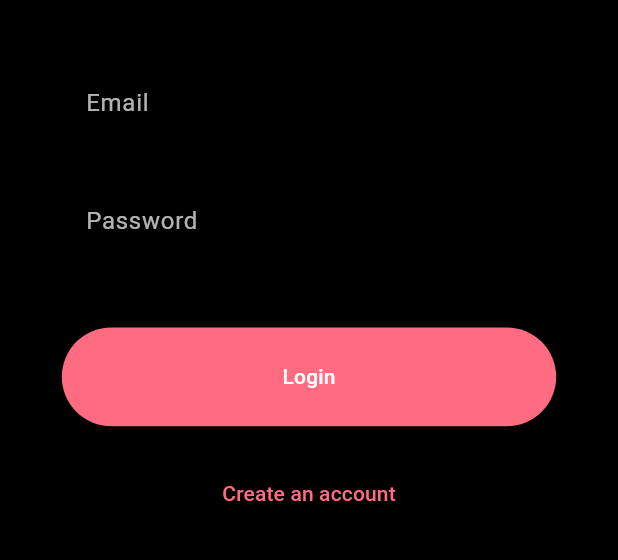
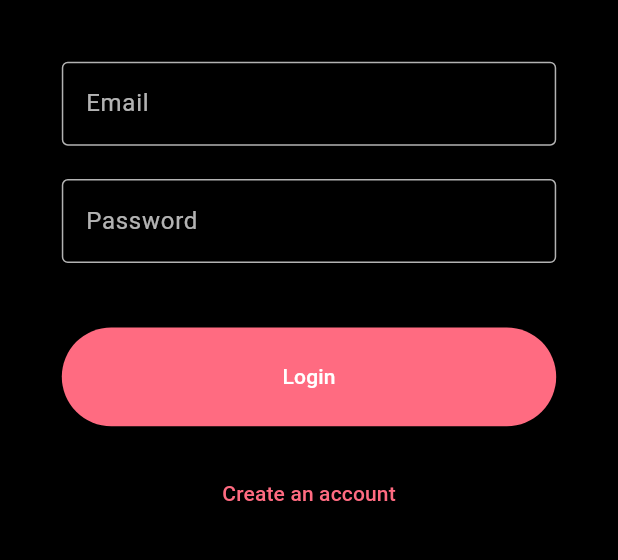
Before and after one commit to KrzysKond/jimbro-mobile, a Flutter app: the screen it shows after launch, after a tap on "Login", after a tap on "Create an account", after a tap on "Already have an account? Login", on a phone screen of 412 x 824 dp, the part 313-873 px from its top. Run offline on Flutter 3.47's test engine with Material 3 defaults, Android fonts, the phone set to English and light mode, and no system bars; our stand-ins replace easy_date_timeline, flutter_secure_storage, image_picker; network calls fail.

Commit message:
quick fixes UI

```diff
--- a/lib/auth_screens/login_screen.dart
+++ b/lib/auth_screens/login_screen.dart
@@ -3,7 +3,6 @@ import 'package:jimbro_mobile/routes.dart';
 import '../service/auth_service.dart';
 
 class LoginScreen extends StatefulWidget {
-
   const LoginScreen({super.key});
 
   @override
@@ -13,7 +12,8 @@ class LoginScreen extends StatefulWidget {
 class _LoginScreenState extends State<LoginScreen> {
   final TextEditingController _emailController = TextEditingController();
   final TextEditingController _passwordController = TextEditingController();
-  String? _errorText; //TODO :: Add specific feedbacks
+  String? _errorText;
+
   @override
   Widget build(BuildContext context) {
     final size = MediaQuery.of(context).size;
@@ -28,7 +28,7 @@ class _LoginScreenState extends State<LoginScreen> {
       body: SafeArea(
         child: SingleChildScrollView(
           child: SizedBox(
-            height: MediaQuery.of(context).size.height-200,
+            height: MediaQuery.of(context).size.height - 200,
             width: MediaQuery.of(context).size.width,
             child: Padding(
               padding: EdgeInsets.all(padding),
@@ -37,7 +37,7 @@ class _LoginScreenState extends State<LoginScreen> {
                   mainAxisAlignment: MainAxisAlignment.center,
                   crossAxisAlignment: CrossAxisAlignment.stretch,
                   children: <Widget>[
-                     Text(
+                    Text(
                       'Login to JimBro',
                       textAlign: TextAlign.center,
                       style: TextStyle(
@@ -55,7 +55,15 @@ class _LoginScreenState extends State<LoginScreen> {
                         decoration: const InputDecoration(
                           labelText: 'Email',
                           labelStyle: TextStyle(color: Colors.white70),
-                          border: OutlineInputBorder(),
+                          border: OutlineInputBorder(
+                            borderSide: BorderSide(color: Colors.white70),
+                          ),
+                          enabledBorder: OutlineInputBorder(
+                            borderSide: BorderSide(color: Colors.white70),
+                          ),
+                          focusedBorder: OutlineInputBorder(
+                            borderSide: BorderSide(color: Colors.white70, width: 2),
+                          ),
                           filled: true,
                           fillColor: Colors.black54,
                         ),
@@ -63,7 +71,7 @@ class _LoginScreenState extends State<LoginScreen> {
                         keyboardType: TextInputType.emailAddress,
                       ),
                     ),
-                    SizedBox(height: padding*0.5),
+                    SizedBox(height: padding * 0.5),
 
                     SizedBox(
                       height: textFieldHeight,
@@ -72,7 +80,15 @@ class _LoginScreenState extends State<LoginScreen> {
                         decoration: const InputDecoration(
                           labelText: 'Password',
                           labelStyle: TextStyle(color: Colors.white70),
-                          border: OutlineInputBorder(),
+                          border: OutlineInputBorder(
+                            borderSide: BorderSide(color: Colors.white70),
+                          ),
+                          enabledBorder: OutlineInputBorder(
+                            borderSide: BorderSide(color: Colors.white70),
+                          ),
+                          focusedBorder: OutlineInputBorder(
+                            borderSide: BorderSide(color: Colors.white70, width: 2),
+                          ),
                           filled: true,
                           fillColor: Colors.black54,
                         ),
@@ -81,28 +97,27 @@ class _LoginScreenState extends State<LoginScreen> {
                       ),
                     ),
 
-
                     if (_errorText != null)
                       Text(
                         _errorText!,
                         style: const TextStyle(color: Colors.red),
                         textAlign: TextAlign.center,
                       ),
-                    SizedBox(height:padding),
+                    SizedBox(height: padding),
+
                     SizedBox(
                       height: buttonHeight,
                       child: ElevatedButton(
                         onPressed: () async {
                           setState(() {
-                          _errorText = null;
+                            _errorText = null;
                           });
                           try {
-                            if(await AuthService().login(
-                              _emailController.text,
-                              _passwordController.text) == true){
-                              Navigator.pushNamedAndRemoveUntil(context, Routes.signup, (Route<dynamic> route) => false);
-                            }
-                            else{
+                            if (await AuthService().login(
+                                _emailController.text, _passwordController.text) == true) {
+                              Navigator.pushNamedAndRemoveUntil(
+                                  context, Routes.splash, (Route<dynamic> route) => false);
+                            } else {
                               setState(() {
                                 _errorText = 'Login failed';
                               });
@@ -122,12 +137,12 @@ class _LoginScreenState extends State<LoginScreen> {
                         ),
                       ),
                     ),
-                    SizedBox(height: padding*0.5),
+                    SizedBox(height: padding * 0.5),
 
                     TextButton(
                       onPressed: () {
                         Navigator.pushReplacementNamed(context, Routes.signup);
-                        },
+                      },
                       child: Text(
                         'Create an account',
                         style: TextStyle(color: Theme.of(context).colorScheme.primary),
@@ -138,7 +153,6 @@ class _LoginScreenState extends State<LoginScreen> {
               ),
             ),
           ),
-
         ),
       ),
     );
--- a/lib/auth_screens/signup_screen.dart
+++ b/lib/auth_screens/signup_screen.dart
@@ -108,9 +108,9 @@ class _SignupScreenState extends State<SignupScreen> {
                           onPressed: () {
                             Navigator.pushReplacementNamed(context, Routes.login);
                           },
-                          child: const Text(
+                          child: Text(
                             'Already have an account? Login',
-                            style: TextStyle(color: Colors.purpleAccent),
+                            style: TextStyle(color: Theme.of(context).primaryColor),
                           ),
                         ),
                       ],
@@ -133,7 +133,15 @@ class _SignupScreenState extends State<SignupScreen> {
         decoration: InputDecoration(
           labelText: label,
           labelStyle: const TextStyle(color: Colors.white70),
-          border: const OutlineInputBorder(),
+          border: const OutlineInputBorder(
+            borderSide: BorderSide(color: Colors.white70), // Default border
+          ),
+          enabledBorder: const OutlineInputBorder(
+            borderSide: BorderSide(color: Colors.white70), // White border when enabled
+          ),
+          focusedBorder: const OutlineInputBorder(
+            borderSide:  BorderSide(color: Colors.white70, width: 2), // White border when focused
+          ),
           filled: true,
           fillColor: Colors.black54,
         ),
```
